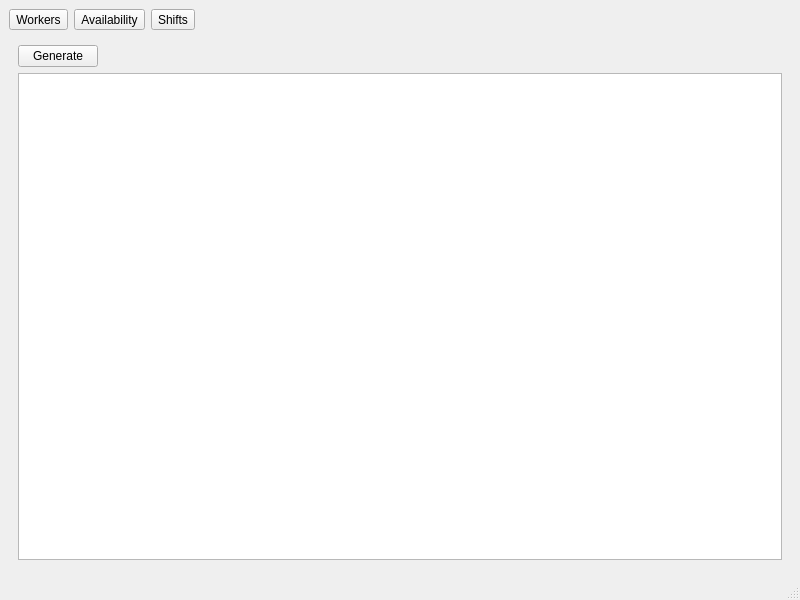
Qt form sources/mainwindow.ui (arxarian/shiftplanner) before a commit.
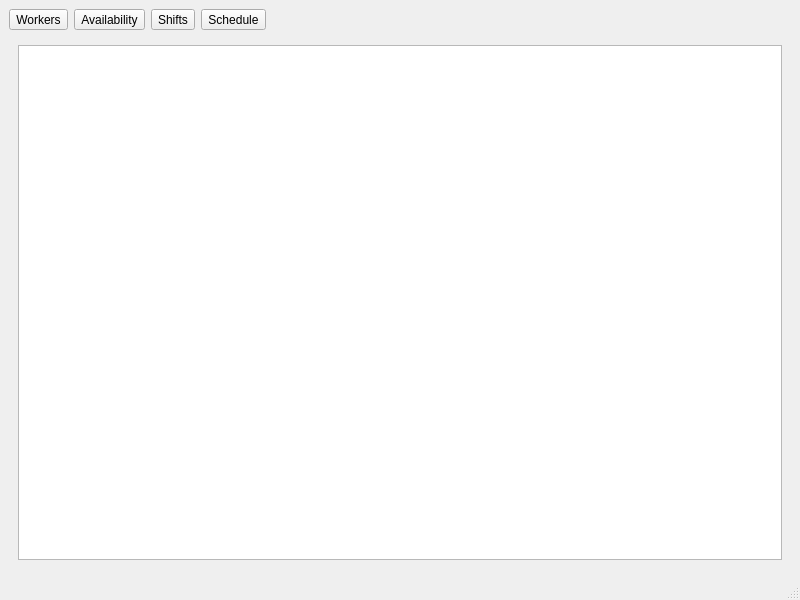
The same form after that commit. The open tabs and pages were chosen to show the change.

Commit message: add shifts table

```diff
--- a/sources/mainwindow.ui
+++ b/sources/mainwindow.ui
@@ -38,6 +38,13 @@
         </property>
        </widget>
       </item>
+      <item>
+       <widget class="QToolButton" name="toolButtonScheduleFrame">
+        <property name="text">
+         <string>Schedule</string>
+        </property>
+       </widget>
+      </item>
       <item>
        <spacer name="horizontalSpacer">
         <property name="orientation">
@@ -92,7 +99,14 @@
         </item>
        </layout>
       </widget>
-      <widget class="QWidget" name="page_2">
+      <widget class="QWidget" name="pageShifts">
+       <layout class="QGridLayout" name="gridLayout_5">
+        <item row="0" column="0">
+         <widget class="QTableView" name="tableView"/>
+        </item>
+       </layout>
+      </widget>
+      <widget class="QWidget" name="pageSchedule">
        <layout class="QGridLayout" name="gridLayout_4">
         <item row="0" column="0">
          <layout class="QHBoxLayout" name="horizontalLayout_2">
```
Left out of the diff: 6 changed lines with no effect on the pictures. The commit also changes 1 other file.
